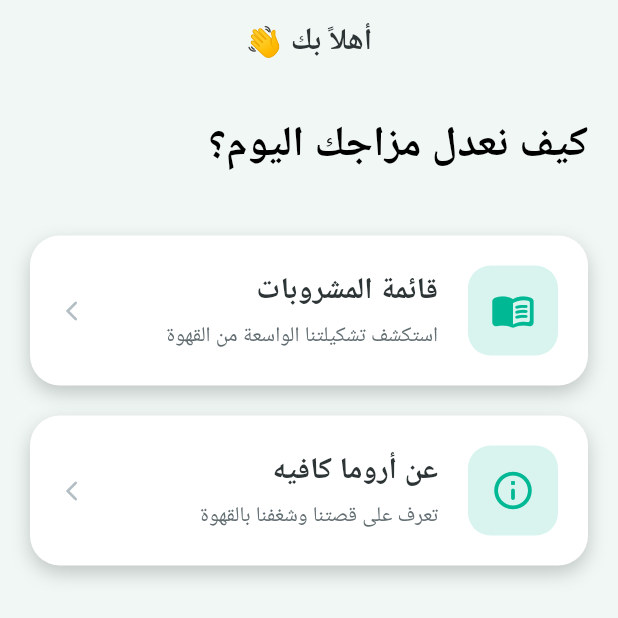
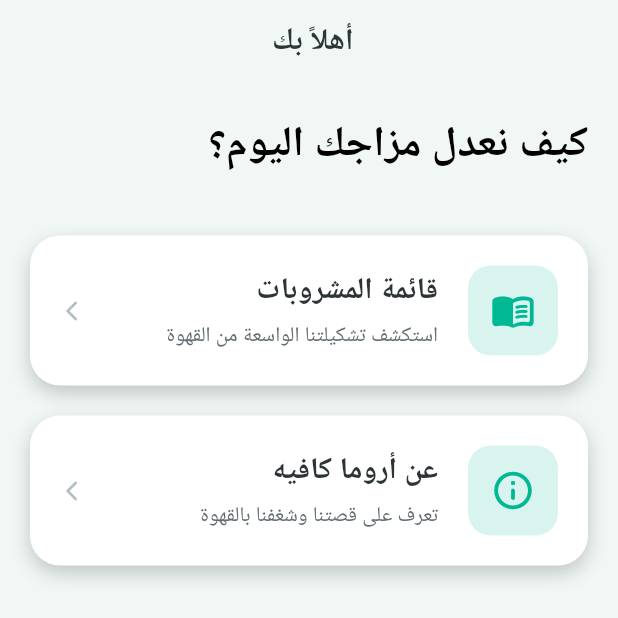
Before and after one commit to moafaq01/Task-1-in-Flutter-, a Flutter app: the HomeScreen screen opened directly, on a phone screen of 412 x 824 dp. Shown: the top 618 px of the screen. Run offline on Flutter 3.47's test engine with Material 3 defaults, Android fonts, the phone set to English and light mode, and no system bars.

Commit message:
Update main.dart

```diff
--- a/lib/main.dart
+++ b/lib/main.dart
@@ -129,7 +129,7 @@
   Widget build(BuildContext context) {
     return Scaffold(
       appBar: AppBar(
-        title: const Text('أهلاً بك 👋', style: TextStyle(fontWeight: FontWeight.bold)),
+        title: const Text('أهلاً بك ', style: TextStyle(fontWeight: FontWeight.bold)),
       ),
       body: Padding(
         padding: const EdgeInsets.all(20.0),
```
